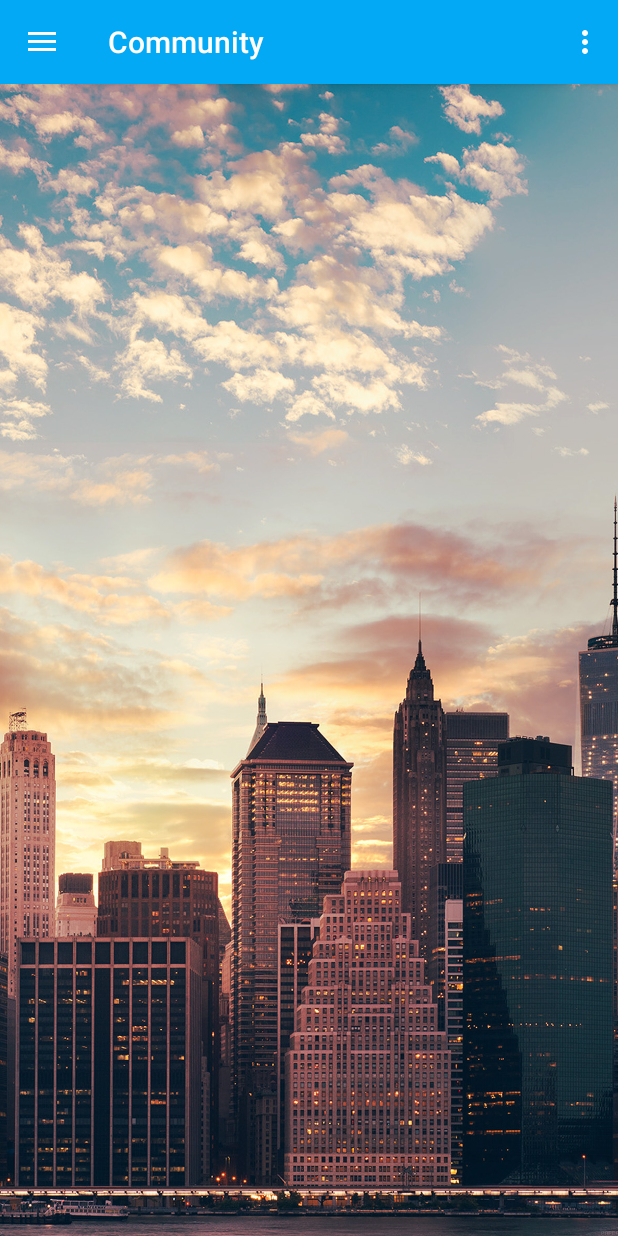
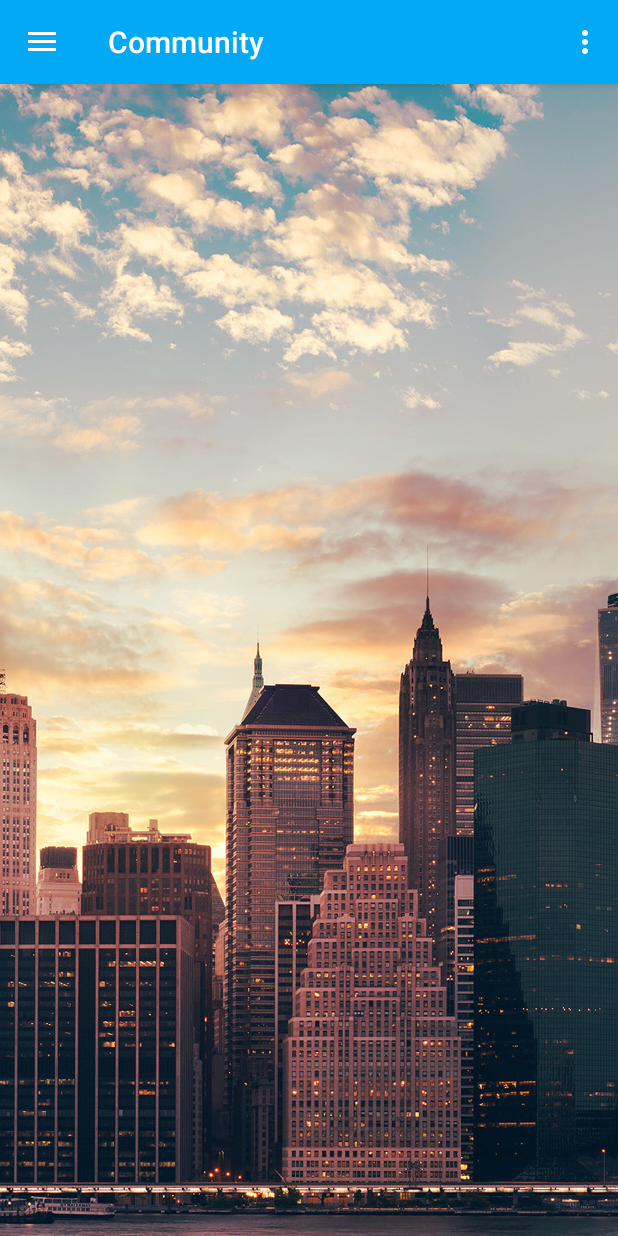
Before and after one commit to matthewhunter404/community, an Android app: the screen it shows after launch (MainActivity), on a phone screen of 412 x 824 dp. Run offline under Robolectric (Android 15) with nearby library versions, the phone set to English and light mode, and no system bars.

Commit message:
Makes the navigation bar transparent. This involved moving the background to another seperate layout

```diff
--- a/app/src/main/res/layout/activity_main.xml
+++ b/app/src/main/res/layout/activity_main.xml
@@ -4,6 +4,9 @@
     xmlns:tools="http://schemas.android.com/tools" android:id="@+id/drawer_layout"
     android:layout_width="match_parent" android:layout_height="match_parent"
     android:fitsSystemWindows="false" tools:openDrawer="start">
+    <include
+    layout="@layout/background_main" android:layout_width="match_parent"
+    android:layout_height="match_parent" />
 
     <include layout="@layout/app_bar_main" android:layout_width="match_parent"
         android:layout_height="match_parent" />
--- /dev/null
+++ b/app/src/main/res/layout/background_main.xml
@@ -0,0 +1,12 @@
+<?xml version="1.0" encoding="utf-8"?>
+<RelativeLayout xmlns:android="http://schemas.android.com/apk/res/android"
+    android:orientation="vertical" android:layout_width="match_parent"
+    android:layout_height="match_parent">
+    <ImageView
+        android:layout_width="match_parent"
+        android:layout_height="match_parent"
+        android:scaleType="centerCrop"
+        android:layout_centerVertical="true"
+        android:src="@drawable/main_background"
+        android:id="@+id/main_background"/>
+</RelativeLayout>
--- a/app/src/main/res/layout/content_main.xml
+++ b/app/src/main/res/layout/content_main.xml
@@ -6,12 +6,6 @@
     app:layout_behavior="@string/appbar_scrolling_view_behavior" tools:showIn="@layout/app_bar_main"
     tools:context=".MainActivity">
 
-    <ImageView
-        android:layout_width="match_parent"
-        android:layout_height="match_parent"
-        android:scaleType="centerCrop"
-        android:layout_centerVertical="true"
-        android:src="@drawable/main_background"
-        android:id="@+id/main_background"/>
+
 
 </RelativeLayout>
--- a/app/src/main/res/values-v21/styles.xml
+++ b/app/src/main/res/values-v21/styles.xml
@@ -4,5 +4,6 @@
         <item name="windowNoTitle">true</item>
         <item name="android:windowDrawsSystemBarBackgrounds">true</item>
         <item name="android:statusBarColor">@android:color/transparent</item>
+        <item name="android:windowTranslucentNavigation">true</item>
     </style>
 </resources>
```
